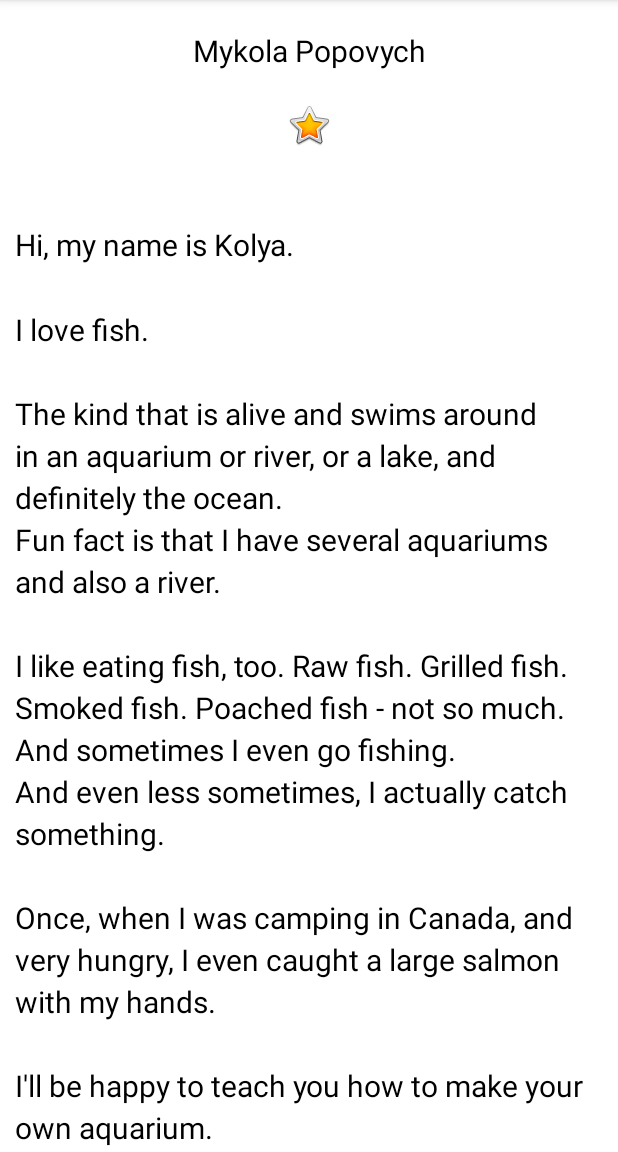
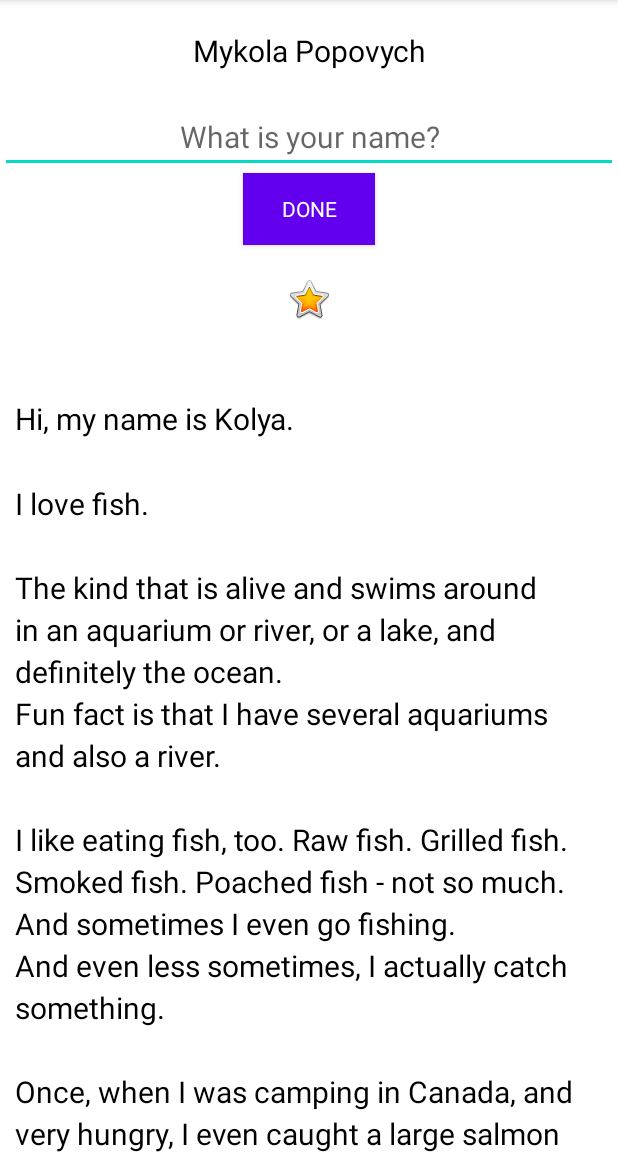
Before and after one commit to NikolaST8961/AboutMeApp_Udacity, an Android app: the screen it shows after launch (MainActivity), on a phone screen of 412 x 824 dp, the part 84-1236 px from its top. Run offline under Robolectric (Android 15) with nearby library versions, the phone set to English and light mode, and no system bars.

Commit message:
add Btn and EditText

```diff
--- a/app/src/main/java/com/example/aboutme/MainActivity.kt
+++ b/app/src/main/java/com/example/aboutme/MainActivity.kt
@@ -1,11 +1,34 @@
 package com.example.aboutme
 
+import android.content.Context
 import androidx.appcompat.app.AppCompatActivity
 import android.os.Bundle
+import android.view.View
+import android.view.inputmethod.InputMethod
+import android.view.inputmethod.InputMethodManager
+import android.widget.Button
+import android.widget.EditText
+import android.widget.TextView
 
 class MainActivity : AppCompatActivity() {
     override fun onCreate(savedInstanceState: Bundle?) {
         super.onCreate(savedInstanceState)
         setContentView(R.layout.activity_main)
+        findViewById<Button>(R.id.done_button).setOnClickListener{
+            addNickname(it)
+        }
+    }
+    private fun addNickname(view:View){
+        val editText = findViewById<EditText>(R.id.NickName_Edit)
+        val nicknameTextView = findViewById<TextView>(R.id.nickname_text)
+
+        nicknameTextView.text = editText.text
+        editText.visibility = View.GONE
+        view.visibility = View.GONE
+        nicknameTextView.visibility = View.VISIBLE
+
+        //Hide the keyboard
+        val imn = getSystemService(Context.INPUT_METHOD_SERVICE) as InputMethodManager
+        imn.hideSoftInputFromWindow(view.windowToken, 0)
     }
 }
--- a/app/src/main/res/layout/activity_main.xml
+++ b/app/src/main/res/layout/activity_main.xml
@@ -12,6 +12,34 @@
         android:text="@string/textName"
         android:textAlignment="center"
         style="@style/textStyle" />
+
+    <EditText
+        android:id="@+id/NickName_Edit"
+        style="@style/textStyle"
+        android:layout_width="match_parent"
+        android:layout_height="wrap_content"
+        android:ems="10"
+        android:hint="@string/what_is_your_name"
+        android:inputType="textPersonName"
+        android:textAlignment="center" />
+
+    <Button
+        android:id="@+id/done_button"
+        style="@style/Widget.AppCompat.Button.Colored"
+        android:layout_width="wrap_content"
+        android:layout_height="wrap_content"
+        android:text="@string/done_btn"
+        android:layout_gravity="center"
+        android:background="@color/Accent"
+        android:fontFamily="@font/roboto"/>
+
+    <TextView
+        android:id="@+id/nickname_text"
+        style="@style/textStyle"
+        android:layout_width="match_parent"
+        android:layout_height="wrap_content"
+        android:textAlignment="center"
+        android:visibility="gone" />
 
     <ImageView
         android:id="@+id/star_image"
--- a/app/src/main/res/values/colors.xml
+++ b/app/src/main/res/values/colors.xml
@@ -7,4 +7,5 @@
     <color name="teal_700">#FF018786</color>
     <color name="black">#FF000000</color>
     <color name="white">#FFFFFFFF</color>
+    <color name="Accent">#76bf5e</color>
 </resources>
--- a/app/src/main/res/values/strings.xml
+++ b/app/src/main/res/values/strings.xml
@@ -13,4 +13,6 @@
 \n\nI\'ll be happy to teach you how to make your own aquarium.
 \nYou should ask someone else about fishing, though.\n\n
     </string>
+    <string name="what_is_your_name">What is your name?</string>
+    <string name="done_btn">DONE</string>
 </resources>
--- a/app/src/main/res/values/styles.xml
+++ b/app/src/main/res/values/styles.xml
@@ -1,6 +1,5 @@
 <?xml version="1.0" encoding="utf-8"?>
 <resources>
-
     <style name="textStyle">
         <item name="android:layout_marginTop">@dimen/textTop</item>
         <item name="android:fontFamily">@font/roboto</item>
```
